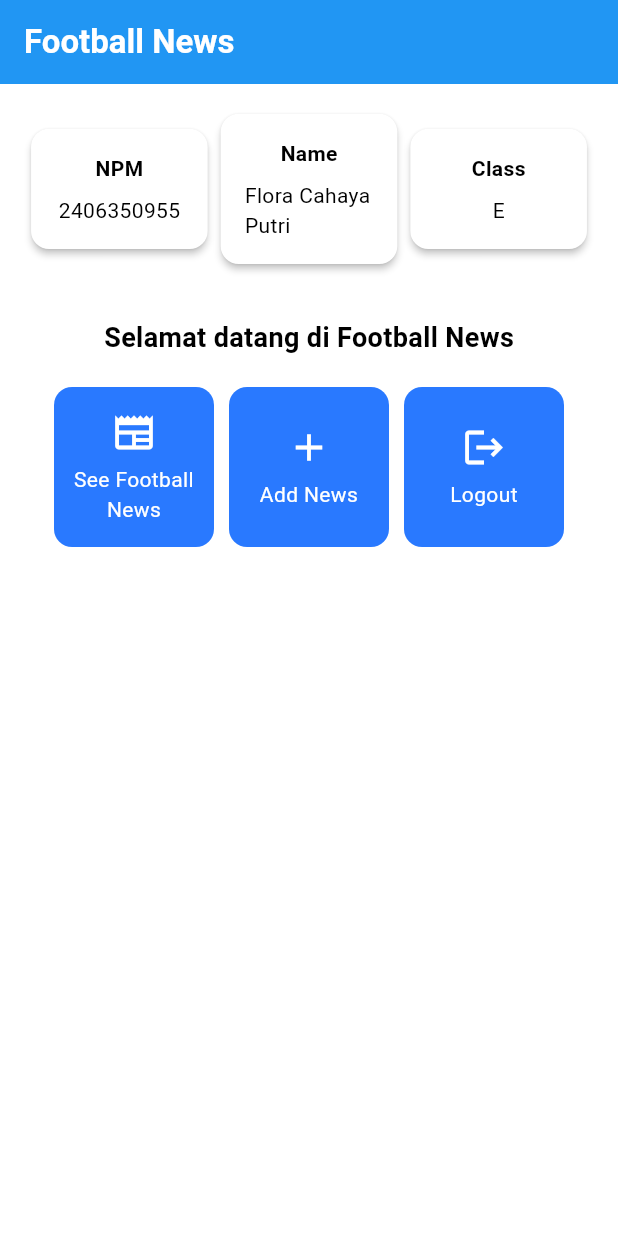
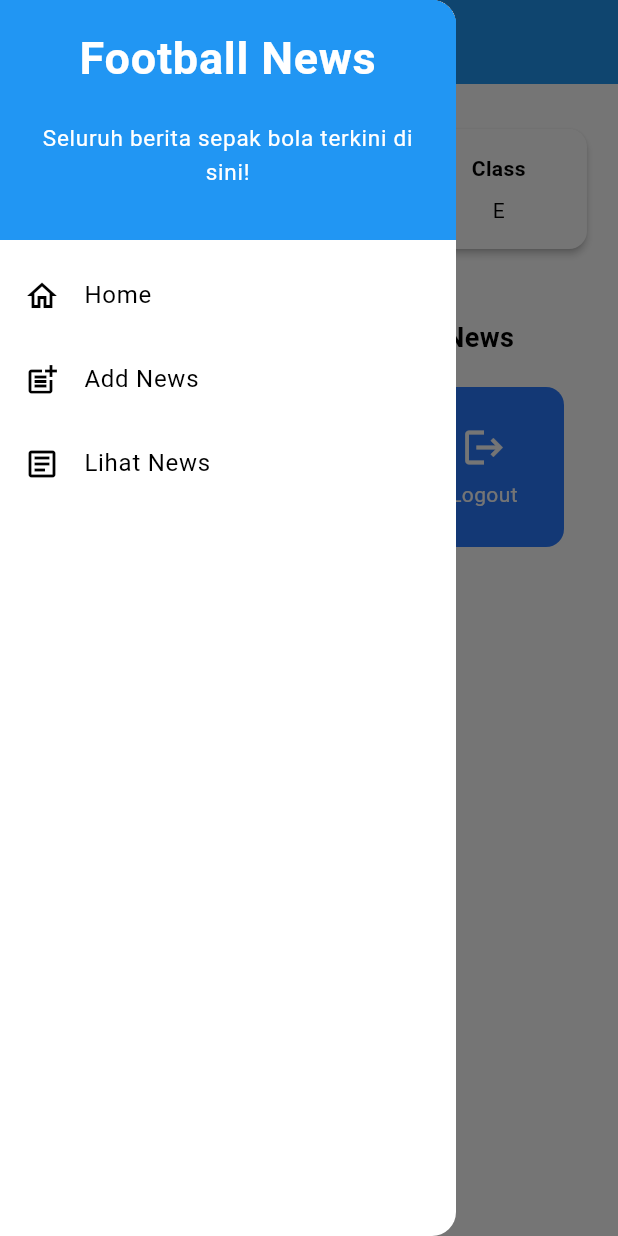
Before and after one commit to floracahaya/football-news-mobile, a Flutter app: the screen it shows after launch, with the side drawer open (before the commit the screen has no drawer), on a phone screen of 412 x 824 dp. Run offline on Flutter 3.47's test engine with Material 3 defaults, Android fonts, the phone set to English and light mode, and no system bars.

Commit message:
Tutorial 7

```diff
--- a/lib/main.dart
+++ b/lib/main.dart
@@ -1,5 +1,5 @@
 import 'package:flutter/material.dart';
-import 'package:football_news/menu.dart';
+import 'package:football_news/screens/menu.dart';
 
 void main() {
   runApp(const MyApp());
--- a/lib/menu.dart
+++ b/lib/screens/menu.dart
@@ -1,4 +1,6 @@
 import 'package:flutter/material.dart';
+import 'package:football_news/widgets/left_drawer.dart';
+import 'package:football_news/widgets/news_card.dart';
 
 class MyHomePage extends StatelessWidget {
   MyHomePage({super.key});
@@ -20,13 +22,12 @@ class MyHomePage extends StatelessWidget {
         // Judul aplikasi "Football News" dengan teks putih dan tebal.
         title: const Text(
           'Football News',
-          style: TextStyle(
-            color: Colors.white,
-            fontWeight: FontWeight.bold,
-          ),
+          style: TextStyle(color: Colors.white, fontWeight: FontWeight.bold),
         ),
+        // Warna latar belakang AppBar diambil dari skema warna tema aplikasi.
         backgroundColor: Theme.of(context).colorScheme.primary,
       ),
+      drawer: LeftDrawer(),
       // Body halaman dengan padding di sekelilingnya.
       body: Padding(
         padding: const EdgeInsets.all(16.0),
@@ -103,10 +104,7 @@ class InfoCard extends StatelessWidget {
         padding: const EdgeInsets.all(16.0),
         child: Column(
           children: [
-            Text(
-              title,
-              style: const TextStyle(fontWeight: FontWeight.bold),
-            ),
+            Text(title, style: const TextStyle(fontWeight: FontWeight.bold)),
             const SizedBox(height: 8.0),
             Text(content),
           ],
@@ -115,54 +113,3 @@ class InfoCard extends StatelessWidget {
     );
   }
 }
-
-class ItemHomepage {
-  final String name;
-  final IconData icon;
-
-  ItemHomepage(this.name, this.icon);
-}
-
-class ItemCard extends StatelessWidget {
-  final ItemHomepage item;
-
-  const ItemCard(this.item, {super.key});
-
-  @override
-  Widget build(BuildContext context) {
-    return Material(
-      color: Theme.of(context).colorScheme.secondary,
-      borderRadius: BorderRadius.circular(12),
-      child: InkWell(
-        onTap: () {
-          ScaffoldMessenger.of(context)
-            ..hideCurrentSnackBar()
-            ..showSnackBar(
-              SnackBar(content: Text("Kamu telah menekan tombol ${item.name}!")),
-            );
-        },
-        child: Container(
-          padding: const EdgeInsets.all(8),
-          child: Center(
-            child: Column(
-              mainAxisAlignment: MainAxisAlignment.center,
-              children: [
-                Icon(
-                  item.icon,
-                  color: Colors.white,
-                  size: 30.0,
-                ),
-                const Padding(padding: EdgeInsets.all(3)),
-                Text(
-                  item.name,
-                  textAlign: TextAlign.center,
-                  style: const TextStyle(color: Colors.white),
-                ),
-              ],
-            ),
-          ),
-        ),
-      ),
-    );
-  }
-}
--- /dev/null
+++ b/lib/widgets/left_drawer.dart
@@ -0,0 +1,81 @@
+import 'package:flutter/material.dart';
+import 'package:football_news/screens/menu.dart';
+// TODO: Impor halaman NewsFormPage jika sudah dibuat
+import 'package:football_news/screens/newslist_form.dart';
+
+class LeftDrawer extends StatelessWidget {
+  const LeftDrawer({super.key});
+
+  @override
+  Widget build(BuildContext context) {
+    return Drawer(
+      child: ListView(
+        children: [
+          const DrawerHeader(
+            // TODO: Bagian drawer header
+            decoration: BoxDecoration(color: Colors.blue),
+            child: Column(
+              children: [
+                Text(
+                  'Football News',
+                  textAlign: TextAlign.center,
+                  style: TextStyle(
+                    fontSize: 30,
+                    fontWeight: FontWeight.bold,
+                    color: Colors.white,
+                  ),
+                ),
+                Padding(padding: EdgeInsets.all(10)),
+                Text(
+                  "Seluruh berita sepak bola terkini di sini!",
+                  // TODO: Tambahkan gaya teks dengan center alignment, font ukuran 15, warna putih, dan weight biasa
+                  textAlign: TextAlign.center,
+                  style: TextStyle(
+                    fontSize: 15,
+                    color: Colors.white,
+                    fontWeight: FontWeight.normal,
+                  ),
+                ),
+              ],
+            ),
+          ),
+          // TODO: Bagian routing
+          ListTile(
+            leading: const Icon(Icons.home_outlined),
+            title: const Text('Home'),
+            // Bagian redirection ke MyHomePage
+            onTap: () {
+              Navigator.pushReplacement(
+                context,
+                MaterialPageRoute(builder: (context) => MyHomePage()),
+              );
+            },
+          ),
+          ListTile(
+            leading: const Icon(Icons.post_add),
+            title: const Text('Add News'),
+            // Bagian redirection ke NewsFormPage
+            onTap: () {
+              Navigator.pushReplacement(
+                context,
+                MaterialPageRoute(builder: (context) => NewsFormPage()),
+              );
+            },
+          ),
+          // TODO: Buat ListTile baru untuk ke halaman melihat news
+          ListTile(
+            leading: const Icon(Icons.article_outlined),
+            title: const Text('Lihat News'),
+            // Bagian redirection ke halaman melihat news
+            onTap: () {
+              Navigator.pushReplacement(
+                context,
+                MaterialPageRoute(builder: (context) => MyHomePage()),
+              );
+            },
+          ),
+        ],
+      ),
+    );
+  }
+}
--- /dev/null
+++ b/lib/widgets/news_card.dart
@@ -0,0 +1,61 @@
+import 'package:flutter/material.dart';
+import 'package:football_news/screens/newslist_form.dart';
+
+class ItemHomepage {
+  final String name;
+  final IconData icon;
+
+  ItemHomepage(this.name, this.icon);
+}
+
+class ItemCard extends StatelessWidget {
+  final ItemHomepage item;
+
+  const ItemCard(this.item, {super.key});
+
+  @override
+  Widget build(BuildContext context) {
+    return Material(
+      color: Theme.of(context).colorScheme.secondary,
+      borderRadius: BorderRadius.circular(12),
+      child: InkWell(
+        // Area responsif terhadap sentuhan
+        onTap: () {
+          // Memunculkan SnackBar ketika diklik
+          ScaffoldMessenger.of(context)
+            ..hideCurrentSnackBar()
+            ..showSnackBar(
+              SnackBar(
+                content: Text("Kamu telah menekan tombol ${item.name}!"),
+              ),
+            );
+          // Navigate ke route yang sesuai (tergantung jenis tombol)
+          if (item.name == "Tambah Berita" || item.name == "Add News") {
+            // TODO: Gunakan Navigator.push untuk melakukan navigasi ke MaterialPageRoute yang mencakup NewsFormPage.
+            Navigator.push(
+              context,
+              MaterialPageRoute(builder: (context) => NewsFormPage()),
+            );
+          }
+        },
+        child: Container(
+          padding: const EdgeInsets.all(8),
+          child: Center(
+            child: Column(
+              mainAxisAlignment: MainAxisAlignment.center,
+              children: [
+                Icon(item.icon, color: Colors.white, size: 30.0),
+                const Padding(padding: EdgeInsets.all(3)),
+                Text(
+                  item.name,
+                  textAlign: TextAlign.center,
+                  style: const TextStyle(color: Colors.white),
+                ),
+              ],
+            ),
+          ),
+        ),
+      ),
+    );
+  }
+}
```
Also changed, not shown: form_sample/analysis_options.yaml (added, +28 -0 lines), form_sample/lib/main.dart (added, +64 -0 lines), form_sample/pubspec.yaml (added, +89 -0 lines), lib/screens/newslist_form.dart (added, +214 -0 lines), form_sample/pubspec.lock (added), 124 other files.
